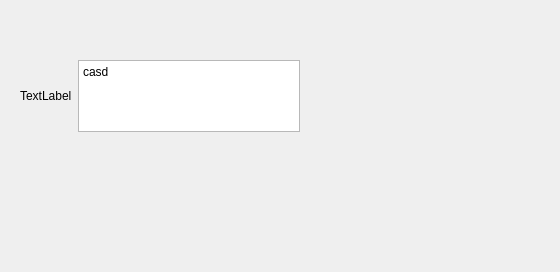
The window that ui/untitled.ui (thirdxiaozhu/network_design_client) describes before a commit, drawn with Qt 5.
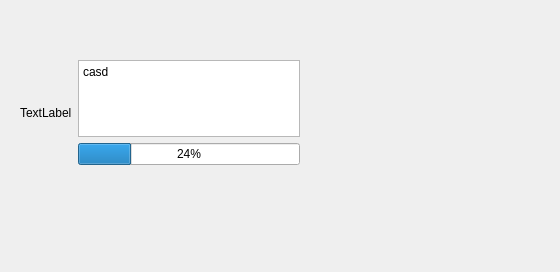
The same window after the commit.

```diff
--- a/ui/untitled.ui
+++ b/ui/untitled.ui
@@ -19,7 +19,7 @@
      <x>20</x>
      <y>60</y>
      <width>501</width>
-     <height>72</height>
+     <height>105</height>
     </rect>
    </property>
    <layout class="QHBoxLayout" name="horizontalLayout">
@@ -31,6 +31,14 @@
      </widget>
     </item>
     <item>
+     <layout class="QVBoxLayout" name="verticalLayout">
+      <property name="spacing">
+       <number>6</number>
+      </property>
+      <property name="rightMargin">
+       <number>0</number>
+      </property>
+      <item>
      <widget class="QTextEdit" name="messageText">
       <property name="enabled">
        <bool>true</bool>
@@ -73,6 +81,15 @@
 &lt;p style=&quot; margin-top:0px; margin-bottom:0px; margin-left:0px; margin-right:0px; -qt-block-indent:0; text-indent:0px;&quot;&gt;casd&lt;/p&gt;&lt;/body&gt;&lt;/html&gt;</string>
       </property>
      </widget>
+      </item>
+      <item>
+       <widget class="QProgressBar" name="fileProcessBar">
+        <property name="value">
+         <number>24</number>
+        </property>
+       </widget>
+      </item>
+     </layout>
     </item>
     <item>
      <spacer name="horizontalSpacer">
```
Lines whose indentation alone changed are shown as unchanged.
